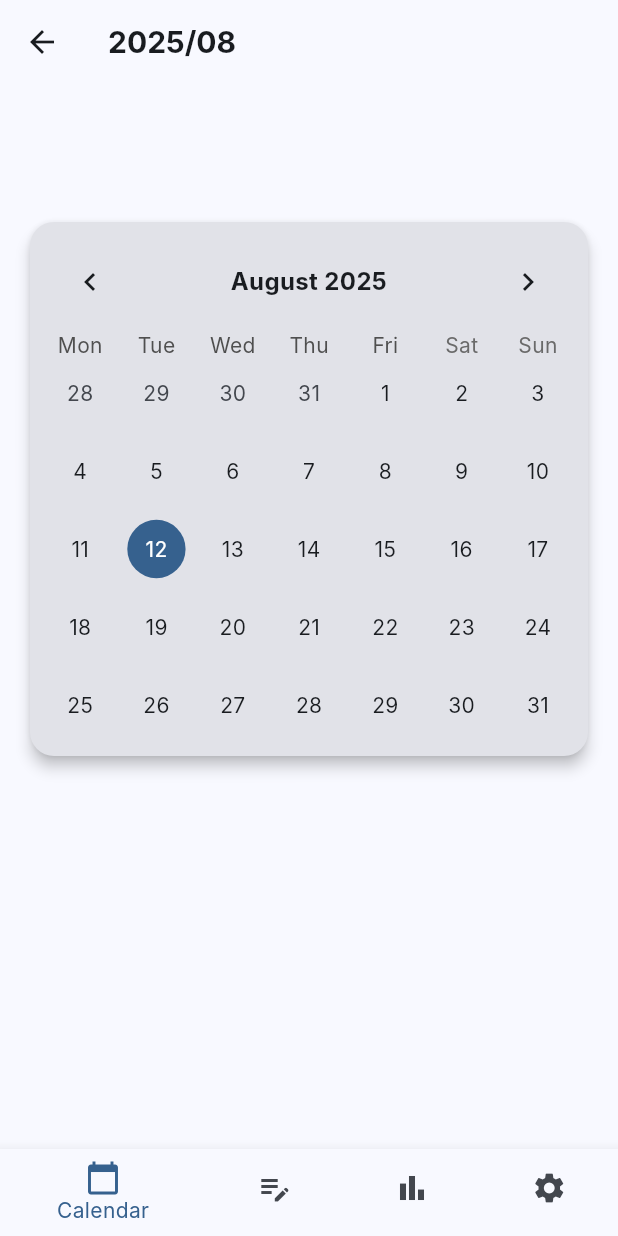
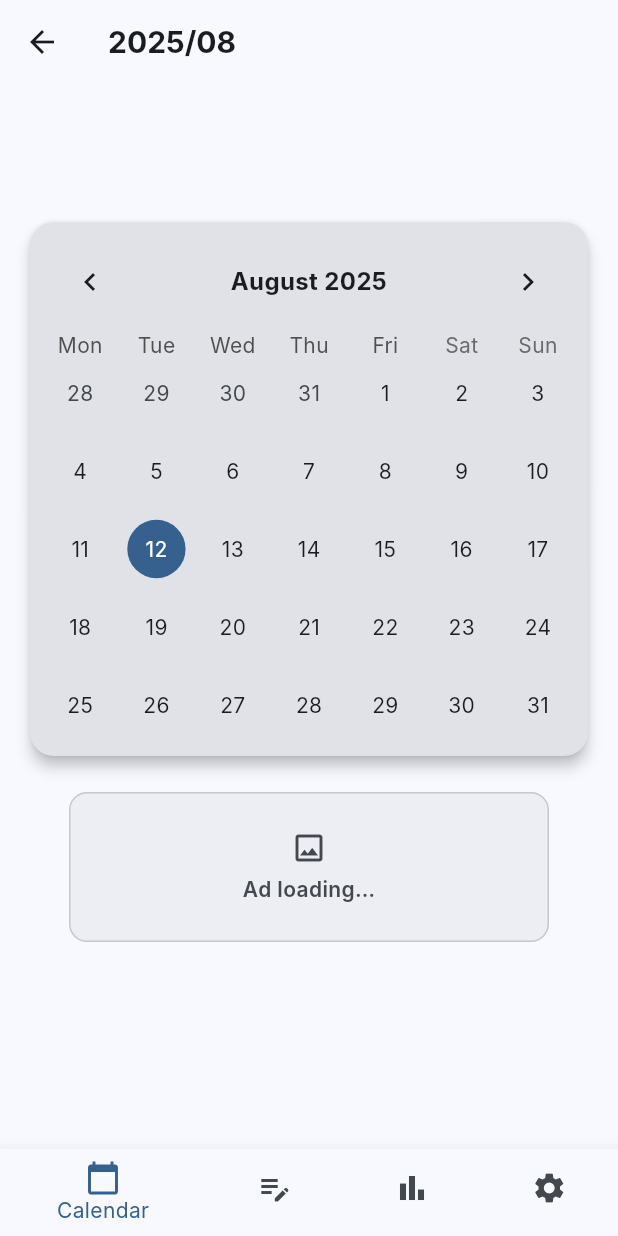
Before and after one commit to kenjikuroki/traning_record, a Flutter app: the screen it shows after launch, on a phone screen of 412 x 824 dp. Run offline on Flutter 3.47's test engine with Material 3 defaults, Android fonts, the phone set to English and light mode, and no system bars; drawn by our look-alikes of table_calendar; our stand-ins replace fl_chart, google_mobile_ads, hive, hive_flutter; accounts and stored records are empty; network calls fail; Roboto replaces fonts that are missing (Inter).

Commit message:
カレンダー画面、実績がない日は広告を入れる

```diff
--- a/lib/screens/calendar_screen.dart
+++ b/lib/screens/calendar_screen.dart
@@ -1,4 +1,3 @@
-// lib/screens/calendar_screen.dart
 import 'package:flutter/material.dart';
 import 'package:hive/hive.dart';
 import 'package:intl/intl.dart';
@@ -12,6 +11,7 @@ import '../settings_manager.dart';
 import 'record_screen.dart';
 import 'graph_screen.dart';
 import 'settings_screen.dart';
+import '../widgets/ad_square.dart';
 
 // ignore_for_file: library_private_types_in_public_api
 
@@ -47,15 +47,20 @@ class _CalendarScreenState extends State<CalendarScreen> {
   }
 
   // ---------- Helpers ----------
-  String _dateKey(DateTime d) => '${d.year}-${d.month.toString().padLeft(2, '0')}-${d.day.toString().padLeft(2, '0')}';
+  String _dateKey(DateTime d) =>
+      '${d.year}-${d.month.toString().padLeft(2, '0')}-${d.day.toString().padLeft(2, '0')}';
 
   bool _hasAnyTrainingData(DailyRecord r) {
     for (final entry in r.menus.entries) {
       for (final m in entry.value) {
-        for (var i = 0; i < m.weights.length && i < m.reps.length; i++) {
-          if (m.weights[i].toString().trim().isNotEmpty || m.reps[i].toString().trim().isNotEmpty) {
+        final len = (m.weights.length < m.reps.length) ? m.weights.length : m.reps.length;
+        for (var i = 0; i < len; i++) {
+          final w = m.weights[i].toString().trim();
+          final p = m.reps[i].toString().trim();
+          if (w.isNotEmpty || p.isNotEmpty) return true;
+        }
+        if ((m.distance?.trim().isNotEmpty ?? false) || (m.duration?.trim().isNotEmpty ?? false)) {
           return true;
-          }
         }
       }
     }
@@ -97,7 +102,7 @@ class _CalendarScreenState extends State<CalendarScreen> {
     }
   }
 
-  // TableCalendar のイベントローダ：その日に何か（体重 or トレ）あれば 1 件返す
+  // TableCalendar：その日に何か（体重 or トレ）あれば 1 件返す → ● マーカー
   List<Object> _eventLoader(DateTime day) {
     final r = widget.recordsBox.get(_dateKey(day));
     if (_hasAnyData(r)) {
@@ -211,7 +216,8 @@ class _CalendarScreenState extends State<CalendarScreen> {
           firstDay: DateTime.utc(2015, 1, 1),
           lastDay: DateTime.utc(2100, 12, 31),
           focusedDay: _focusedDay,
-          selectedDayPredicate: (day) => _selectedDay != null &&
+          selectedDayPredicate: (day) =>
+          _selectedDay != null &&
               day.year == _selectedDay!.year &&
               day.month == _selectedDay!.month &&
               day.day == _selectedDay!.day,
@@ -242,11 +248,11 @@ class _CalendarScreenState extends State<CalendarScreen> {
             selectedTextStyle: TextStyle(color: colorScheme.onPrimary),
             markersMaxCount: 1,
             markerDecoration: BoxDecoration(
-              color: colorScheme.primary, // ● マーカー
+              color: colorScheme.primary, // ●
               shape: BoxShape.circle,
             ),
           ),
-          eventLoader: _eventLoader, // 体重でも●が出る
+          eventLoader: _eventLoader,
           onDaySelected: (selectedDay, focusedDay) {
             // 同じ日をもう一度タップ → 記録画面へ
             if (_selectedDay != null &&
@@ -279,20 +285,37 @@ class _CalendarScreenState extends State<CalendarScreen> {
       ),
     );
   }
+
   Widget _buildResultsArea(BuildContext context, DailyRecord? record) {
+    final colorScheme = Theme.of(context).colorScheme;
     final l10n = AppLocalizations.of(context)!;
-    final colorScheme = Theme.of(context).colorScheme;
 
-    // 実績が無ければ何も出さない
-    if (record == null || !_hasAnyData(record)) {
-      return const SizedBox.shrink();
+    // 実績ゼロ日かどうか
+    final bool noData = record == null || !_hasAnyData(record);
+
+    // ① 実績ゼロ日：広告だけを表示（スクロール可能）
+    if (noData) {
+      return Expanded(
+        child: ListView(
+          padding: const EdgeInsets.only(top: 8.0),
+          children: const [
+            Center(
+              child: AdSquare(
+                adSize: AdBoxSize.largeBanner, // 320x100（小さめが良ければ banner に）
+                showPlaceholder: true,
+              ),
+            ),
+          ],
+        ),
+      );
     }
 
+    // ② 実績あり：体重カード／部位カードを生成
     final unit = SettingsManager.currentUnit;
     final List<Widget> cards = [];
 
-    // --- 体重カード ---
-    if (record.weight != null) {
+    // 体重カード
+    if (record!.weight != null) {
       cards.add(
         Theme(
           data: Theme.of(context).copyWith(
@@ -331,16 +354,50 @@ class _CalendarScreenState extends State<CalendarScreen> {
       );
     }
 
-    // --- トレーニングカード（部位ごと） ---
-    if (record.menus.isNotEmpty && _hasAnyTrainingData(record)) {
+    // 部位カード（タイトル＝部位名）
+    String _translatePartToLocale(String part) {
+      switch (part) {
+        case '有酸素運動': return l10n.aerobicExercise;
+        case '腕': return l10n.arm;
+        case '胸': return l10n.chest;
+        case '背中': return l10n.back;
+        case '肩': return l10n.shoulder;
+        case '足': return l10n.leg;
+        case '全身': return l10n.fullBody;
+        case 'その他１': return l10n.other1;
+        case 'その他２': return l10n.other2;
+        case 'その他３': return l10n.other3;
+        default: return part;
+      }
+    }
+
     record.menus.forEach((originalPart, menuList) {
-        final partTitle = _translatePartToLocale(context, originalPart);
+      bool partHasData = false;
+      for (final m in menuList) {
+        final len = (m.weights.length < m.reps.length) ? m.weights.length : m.reps.length;
+        for (int i = 0; i < len; i++) {
+          if (m.weights[i].toString().trim().isNotEmpty || m.reps[i].toString().trim().isNotEmpty) {
+            partHasData = true;
+            break;
+          }
+        }
+        if ((m.distance?.trim().isNotEmpty ?? false) || (m.duration?.trim().isNotEmpty ?? false)) {
+          partHasData = true;
+        }
+        if (partHasData) break;
+      }
+      if (!partHasData) return;
+
+      final partTitle = _translatePartToLocale(originalPart);
 
       final List<Widget> lines = [];
       for (final m in menuList) {
+        // 種目名（左寄せ）
         lines.add(
           Padding(
             padding: const EdgeInsets.only(bottom: 4.0),
+            child: Align(
+              alignment: Alignment.centerLeft,
               child: Text(
                 m.name,
                 textAlign: TextAlign.left,
@@ -351,26 +408,65 @@ class _CalendarScreenState extends State<CalendarScreen> {
                 ),
               ),
             ),
+          ),
         );
-          final setCount = (m.weights.length > m.reps.length) ? m.reps.length : m.weights.length;
+
+        // セット（左寄せ）
+        final setCount = (m.weights.length < m.reps.length) ? m.weights.length : m.reps.length;
         for (int i = 0; i < setCount; i++) {
-            final w = (i < m.weights.length) ? m.weights[i].toString().trim() : '';
-            final r = (i < m.reps.length) ? m.reps[i].toString().trim() : '';
+          final w = m.weights[i].toString().trim();
+          final r = m.reps[i].toString().trim();
           if (w.isEmpty && r.isEmpty) continue;
           lines.add(
             Padding(
               padding: const EdgeInsets.only(left: 8.0, bottom: 2.0),
+              child: Align(
+                alignment: Alignment.centerLeft,
                 child: Text(
                   '${i + 1}${l10n.sets}：${w.isNotEmpty ? '$w${unit == 'kg' ? l10n.kg : l10n.lbs}' : '-'} × ${r.isNotEmpty ? r : '-'}${l10n.reps}',
                   textAlign: TextAlign.left,
                   style: TextStyle(color: colorScheme.onSurface, fontSize: 14),
                 ),
               ),
+            ),
+          );
+        }
+
+        // 有酸素の距離・時間（ある場合のみ）
+        if ((m.distance?.trim().isNotEmpty ?? false)) {
+          lines.add(
+            Padding(
+              padding: const EdgeInsets.only(left: 8.0, bottom: 2.0),
+              child: Align(
+                alignment: Alignment.centerLeft,
+                child: Text(
+                  '${l10n.distance}: ${m.distance}',
+                  textAlign: TextAlign.left,
+                  style: TextStyle(color: colorScheme.onSurface, fontSize: 14),
+                ),
+              ),
+            ),
+          );
+        }
+        if ((m.duration?.trim().isNotEmpty ?? false)) {
+          lines.add(
+            Padding(
+              padding: const EdgeInsets.only(left: 8.0, bottom: 2.0),
+              child: Align(
+                alignment: Alignment.centerLeft,
+                child: Text(
+                  '${l10n.time}: ${m.duration}',
+                  textAlign: TextAlign.left,
+                  style: TextStyle(color: colorScheme.onSurface, fontSize: 14),
+                ),
+              ),
+            ),
           );
         }
       }
 
-        if (lines.isNotEmpty) {
+      if (lines.isEmpty) return;
+
       cards.add(
         Theme(
           data: Theme.of(context).copyWith(
@@ -403,18 +499,12 @@ class _CalendarScreenState extends State<CalendarScreen> {
           ),
         ),
       );
-        }
     });
-    }
 
-    if (cards.isEmpty) {
-      return const SizedBox.shrink();
-    }
-
-    // ★ ここをスクロール可能＆高さ制約付きにする
+    // 実績カードをスクロール（縞々対策）
     return Expanded(
       child: ListView.separated(
-        padding: EdgeInsets.zero,
+        padding: const EdgeInsets.only(top: 8.0),
         itemCount: cards.length,
         separatorBuilder: (_, __) => const SizedBox(height: 8),
         itemBuilder: (_, i) => cards[i],
--- a/lib/widgets/ad_square.dart
+++ b/lib/widgets/ad_square.dart
@@ -2,8 +2,25 @@ import 'dart:io';
 import 'package:flutter/material.dart';
 import 'package:google_mobile_ads/google_mobile_ads.dart';
 
+/// 利用可能なバナーサイズ
+enum AdBoxSize {
+  banner,         // 320x50
+  largeBanner,    // 320x100
+  mediumRectangle // 300x250
+}
+
 class AdSquare extends StatefulWidget {
-  const AdSquare({super.key});
+  /// 表示する広告サイズ
+  final AdBoxSize adSize;
+
+  /// 読み込み中や失敗時にダミー枠を表示するか
+  final bool showPlaceholder;
+
+  const AdSquare({
+    super.key,
+    this.adSize = AdBoxSize.mediumRectangle,
+    this.showPlaceholder = true,
+  });
 
   @override
   State<AdSquare> createState() => _AdSquareState();
@@ -12,29 +29,64 @@ class AdSquare extends StatefulWidget {
 class _AdSquareState extends State<AdSquare> {
   BannerAd? _bannerAd;
   bool _isAdLoaded = false;
-  bool _loading = false;
+  bool _failedToLoad = false;
 
-  // Medium Rectangle は固定 300x250
-  static const _size = AdSize.mediumRectangle;
-
-  String get _adUnitId => Platform.isAndroid
-      ? 'ca-app-pub-3940256099942544/2177585250'
-      : 'ca-app-pub-3940256099942544/3001886131';
-
-  @override
-  void didChangeDependencies() {
-    super.didChangeDependencies();
-    if (!_loading && !_isAdLoaded) {
-      _load();
+  AdSize get _adSize {
+    switch (widget.adSize) {
+      case AdBoxSize.banner:
+        return AdSize.banner;        // 320x50
+      case AdBoxSize.largeBanner:
+        return AdSize.largeBanner;   // 320x100
+      case AdBoxSize.mediumRectangle:
+        return AdSize.mediumRectangle; // 300x250
     }
   }
 
-  void _load() {
-    _loading = true;
-    final ad = BannerAd(
-      adUnitId: _adUnitId,
+  // テスト用 AdUnitId：MRは専用、他のバナーは共通のテストIDを使用
+  String get _testUnitId {
+    if (widget.adSize == AdBoxSize.mediumRectangle) {
+      return Platform.isAndroid
+          ? 'ca-app-pub-3940256099942544/2177585250'
+          : 'ca-app-pub-3940256099942544/3001886131';
+    } else {
+      return Platform.isAndroid
+          ? 'ca-app-pub-3940256099942544/6300978111'
+          : 'ca-app-pub-3940256099942544/2934735716';
+    }
+  }
+
+  // プレースホルダーの期待サイズ
+  Size get _expectedSize {
+    switch (widget.adSize) {
+      case AdBoxSize.banner:
+        return const Size(320, 50);
+      case AdBoxSize.largeBanner:
+        return const Size(320, 100);
+      case AdBoxSize.mediumRectangle:
+        return const Size(300, 250);
+    }
+  }
+
+  @override
+  void initState() {
+    super.initState();
+    _loadAd();
+  }
+
+  @override
+  void dispose() {
+    _bannerAd?.dispose();
+    super.dispose();
+  }
+
+  void _loadAd() {
+    _failedToLoad = false;
+    _isAdLoaded = false;
+
+    _bannerAd = BannerAd(
+      adUnitId: _testUnitId, // 本番では本番IDに切替
       request: const AdRequest(),
-      size: _size,
+      size: _adSize,
       listener: BannerAdListener(
         onAdLoaded: (ad) {
           if (!mounted) {
@@ -43,40 +95,66 @@ class _AdSquareState extends State<AdSquare> {
           }
           setState(() {
             _isAdLoaded = true;
-            _bannerAd = ad as BannerAd;
-            _loading = false;
           });
         },
         onAdFailedToLoad: (ad, err) {
           ad.dispose();
-          if (mounted) {
-            setState(() {
-              _isAdLoaded = false;
-              _loading = false;
-              _bannerAd = null;
-            });
-          }
+          if (!mounted) return;
+          setState(() {
+            _failedToLoad = true;
+            _isAdLoaded = false;
+          });
+          debugPrint('AdSquare failed to load: $err');
         },
       ),
-    );
-    ad.load();
-  }
-
-  @override
-  void dispose() {
-    _bannerAd?.dispose();
-    super.dispose();
+    )..load();
   }
 
   @override
   Widget build(BuildContext context) {
-    // ★ ここでも先にサイズを確保
-    return SizedBox(
-      width: _size.width.toDouble(),
-      height: _size.height.toDouble(), // 250px を先取り
-      child: _isAdLoaded && _bannerAd != null
-          ? AdWidget(ad: _bannerAd!)
-          : const SizedBox.expand(),
-    );
+    // 成功
+    if (_isAdLoaded && _bannerAd != null) {
+      return SizedBox(
+        width: _bannerAd!.size.width.toDouble(),
+        height: _bannerAd!.size.height.toDouble(),
+        child: AdWidget(ad: _bannerAd!),
+      );
+    }
+
+    // プレースホルダー
+    if (widget.showPlaceholder) {
+      final colorScheme = Theme.of(context).colorScheme;
+      final s = _expectedSize;
+      return Container(
+        width: s.width,
+        height: s.height,
+        alignment: Alignment.center,
+        decoration: BoxDecoration(
+          color: colorScheme.surfaceContainer,
+          borderRadius: BorderRadius.circular(12),
+          border: Border.all(color: colorScheme.outlineVariant),
+        ),
+        child: Column(
+          mainAxisAlignment: MainAxisAlignment.center,
+          children: [
+            Icon(
+              _failedToLoad ? Icons.block : Icons.image_outlined,
+              color: colorScheme.onSurfaceVariant,
+              size: 24,
+            ),
+            const SizedBox(height: 6),
+            Text(
+              _failedToLoad ? 'Ad unavailable' : 'Ad loading…',
+              style: TextStyle(
+                color: colorScheme.onSurfaceVariant,
+                fontWeight: FontWeight.w600,
+              ),
+            ),
+          ],
+        ),
+      );
+    }
+
+    return const SizedBox.shrink();
   }
 }
```
Lines whose indentation alone changed are shown as unchanged.
